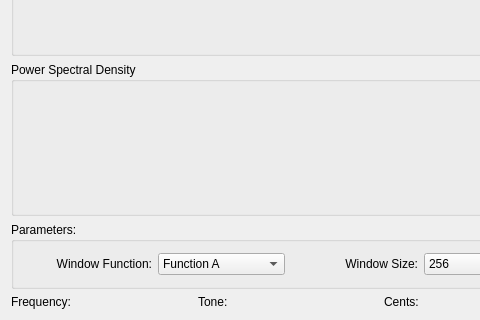
Qt form tunergui.ui (NoblinTheGoblin/TunerApp) before a commit; both pictures show x 0 to 480 and y 109 to 429 of the 576 by 429 pixel window.
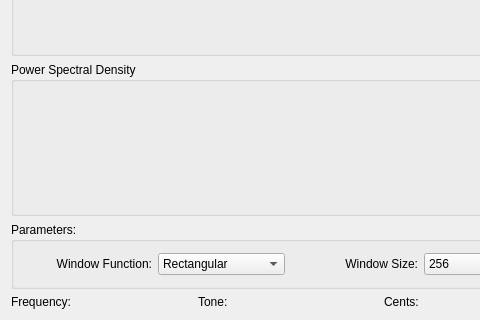
The same form after that commit.

Commit message:
Update windowfunction combo box
Gave accurate names to window functions

```diff
--- a/tunergui.ui
+++ b/tunergui.ui
@@ -68,7 +68,7 @@
        <widget class="QComboBox" name="windowFunctionComboBox">
         <item>
          <property name="text">
-          <string>Function A</string>
+          <string>Rectangular</string>
          </property>
         </item>
         <item>
```
Left out of the diff: 4 changed lines with no effect on the pictures.
